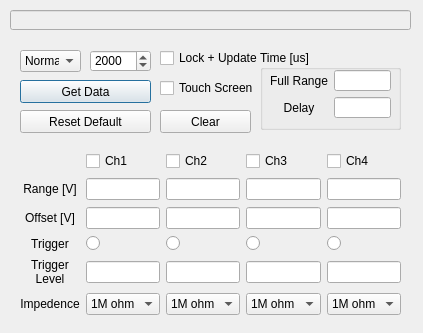
Qt form osc_dialog.ui (TripletESR/DAQ_GUI) before a commit.
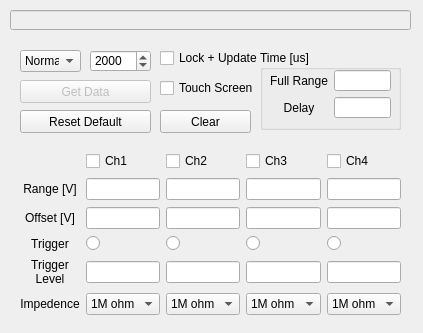
The same form after that commit.

```diff
--- a/osc_dialog.ui
+++ b/osc_dialog.ui
@@ -78,6 +78,9 @@
    </property>
   </widget>
   <widget class="QPushButton" name="pushButton">
+   <property name="enabled">
+    <bool>false</bool>
+   </property>
    <property name="geometry">
     <rect>
      <x>20</x>
```
